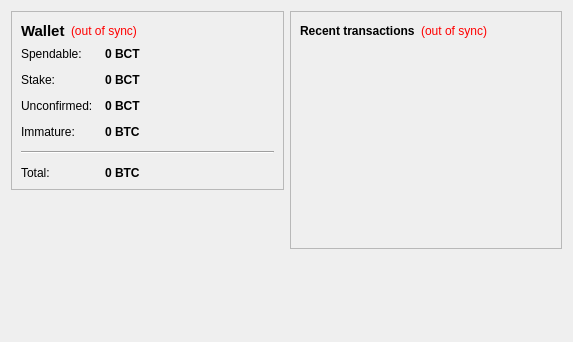
Before: the Qt Designer form src/qt/forms/overviewpage.ui in bitcointrustbct/bitcointrust_old, drawn with Qt 5.
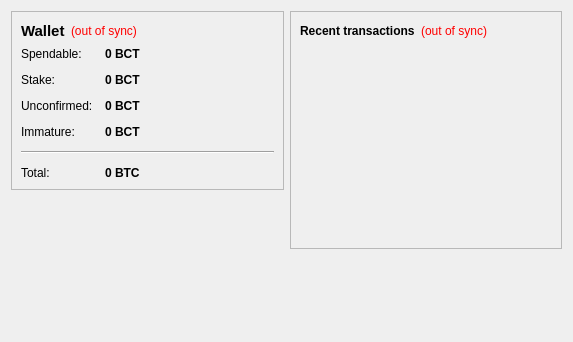
After: the same form once the commit is applied.

```diff
--- a/src/qt/forms/overviewpage.ui
+++ b/src/qt/forms/overviewpage.ui
@@ -189,7 +189,7 @@
              <string>Mined balance that has not yet matured</string>
             </property>
             <property name="text">
-             <string notr="true">0 BTC</string>
+             <string notr="true">0 BCT</string>
             </property>
             <property name="textInteractionFlags">
              <set>Qt::LinksAccessibleByMouse|Qt::TextSelectableByKeyboard|Qt::TextSelectableByMouse</set>
```
